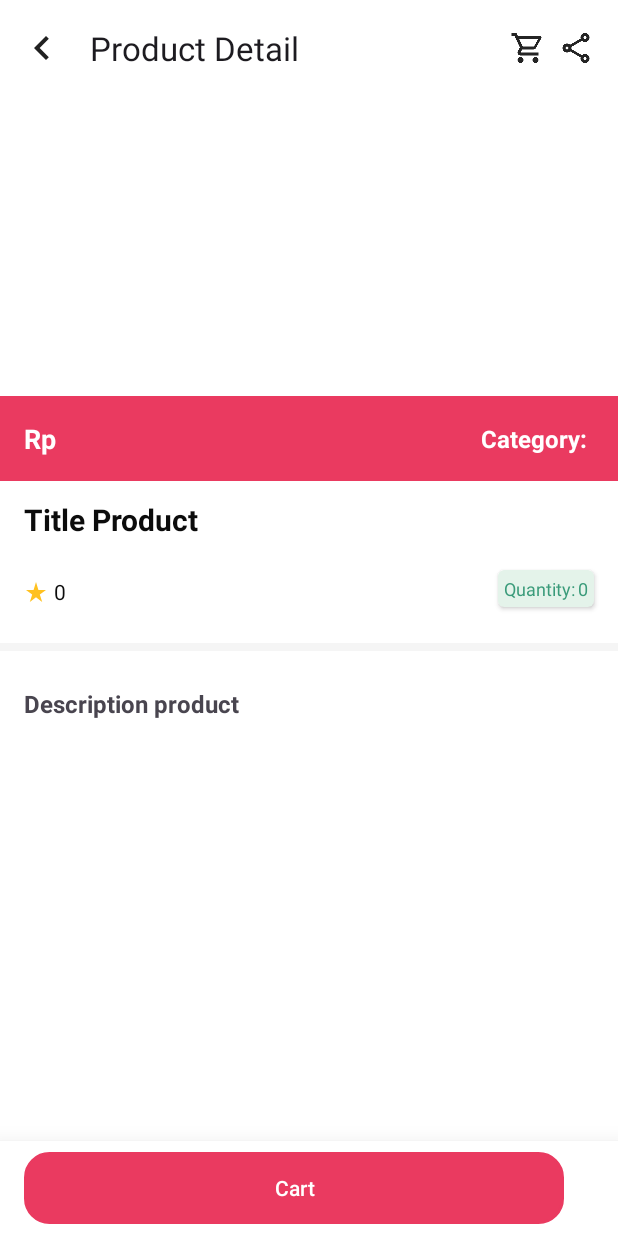
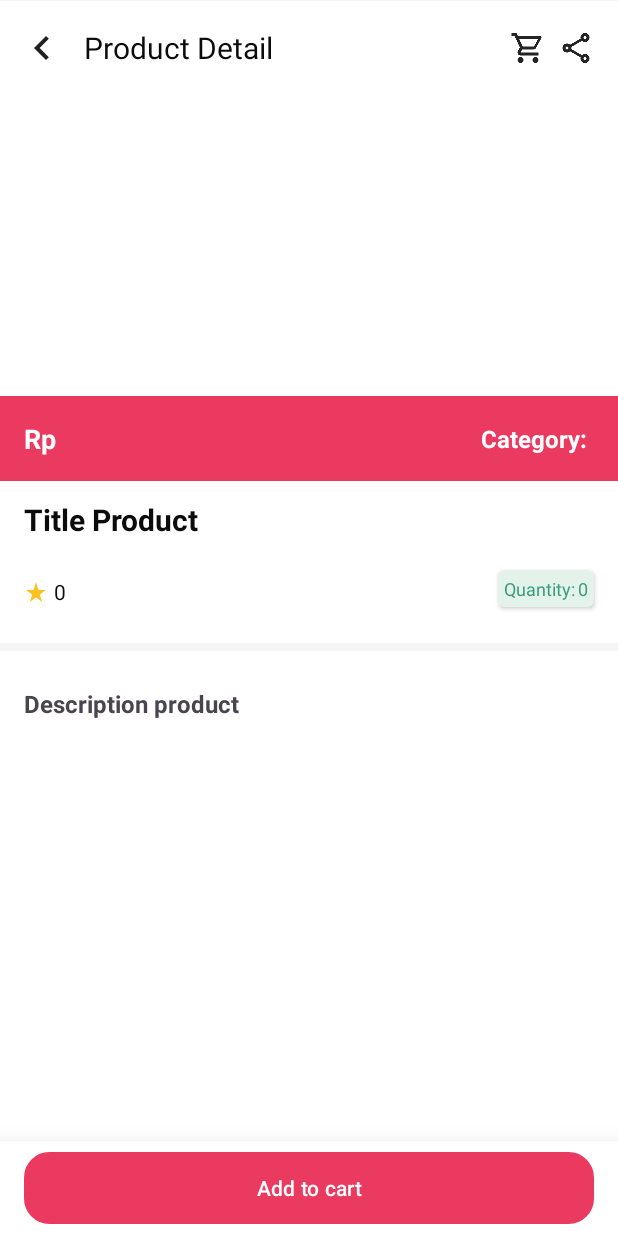
Before and after one commit to Hansen50/Final_Project_Assignment_HansenBillyRamades, an Android app: the ProductDetailActivity screen opened directly, with no data from a screen before it, on a phone screen of 412 x 824 dp. Run offline under Robolectric (Android 15) with nearby library versions, the phone set to English and light mode, and no system bars; our stand-ins replace Dagger/Hilt's generated code, Firebase (no records; nobody signed in at launch, a user with empty details on screens opened directly), Room's generated code; network calls fail; pictures from the network do not load.

Commit message:
Fourth Commit

```diff
--- a/app/src/main/java/com/example/final_project_assignment_hansenbillyramades/domain/model/TransactionOrderDetail.kt
+++ b/app/src/main/java/com/example/final_project_assignment_hansenbillyramades/domain/model/TransactionOrderDetail.kt
@@ -16,5 +16,6 @@ data class TransactionOrderDetail(
         val name: String,
         val price: Int,
         val quantity: Int,
+        val image: String
     ) : Parcelable
 }
--- a/app/src/main/java/com/example/final_project_assignment_hansenbillyramades/domain/repository/TransactionOrderRepositoryImpl.kt
+++ b/app/src/main/java/com/example/final_project_assignment_hansenbillyramades/domain/repository/TransactionOrderRepositoryImpl.kt
@@ -48,7 +48,8 @@ fun TransactionOrderDetailResponse.Data.Detail.OdProduct.toDomainModel(): Transa
         id = this.id ?: 0,
         name = this.name.orEmpty(),
         price = this.price ?: 0,
-        quantity = this.quantity ?: 0
+        quantity = this.quantity ?: 0,
+        image = this.imageUrl?.pdImageUrl.orEmpty(),
     )
 }
 
--- a/app/src/main/java/com/example/final_project_assignment_hansenbillyramades/presentation/adapter/ItemProductsTransactionOrderDetailAdapter.kt
+++ b/app/src/main/java/com/example/final_project_assignment_hansenbillyramades/presentation/adapter/ItemProductsTransactionOrderDetailAdapter.kt
@@ -42,6 +42,11 @@ class ItemProductsTransactionOrderDetailAdapter(
         holder.binding.tvTitleProduct.text = order.name
         holder.binding.tvPrice.text = formattedPrice
         holder.binding.tvQuantityTransactionDetailNumber.text = "${order.quantity}"
+
+        Glide.with(holder.itemView.context)
+            .load(order.image)
+//            .placeholder(R.drawable.placeholder_image)
+            .into(holder.binding.ivProduct)
     }
 
 
--- a/app/src/main/java/com/example/final_project_assignment_hansenbillyramades/presentation/ui/activity/CategoryProductActivity.kt
+++ b/app/src/main/java/com/example/final_project_assignment_hansenbillyramades/presentation/ui/activity/CategoryProductActivity.kt
@@ -88,8 +88,6 @@ class CategoryProductActivity : AppCompatActivity(), ItemProductListener {
                         binding.shimmerLayout.startShimmer()
                         binding.shimmerLayout.isVisible = true
                         binding.rvProductsCategory.isVisible = false
-                        Toast.makeText(this@CategoryProductActivity, "Loading", Toast.LENGTH_SHORT)
-                            .show()
                     }
 
                     is ProductsState.Success -> {
--- a/app/src/main/java/com/example/final_project_assignment_hansenbillyramades/presentation/ui/activity/CheckoutActivity.kt
+++ b/app/src/main/java/com/example/final_project_assignment_hansenbillyramades/presentation/ui/activity/CheckoutActivity.kt
@@ -42,6 +42,8 @@ class CheckoutActivity : AppCompatActivity(), ItemCartListener {
         supportActionBar?.title = "Checkout"
 
         cartRecyclerView()
+        viewModel.loadCart()
+        observeTotalPrice()
 
         lifecycleScope.launch {
             viewModel.cartState.collect { cartState ->
@@ -64,9 +66,6 @@ class CheckoutActivity : AppCompatActivity(), ItemCartListener {
                 }
             }
         }
-
-        viewModel.loadCart()
-        observeTotalPrice()
 
         binding.cardMenuAddress.setOnClickListener {
             val intent = Intent(this@CheckoutActivity, ChooseAddressActivity::class.java)
--- a/app/src/main/java/com/example/final_project_assignment_hansenbillyramades/presentation/ui/activity/ProductDetailActivity.kt
+++ b/app/src/main/java/com/example/final_project_assignment_hansenbillyramades/presentation/ui/activity/ProductDetailActivity.kt
@@ -35,12 +35,12 @@ class ProductDetailActivity : AppCompatActivity() {
         supportActionBar?.setDisplayHomeAsUpEnabled(true)
         supportActionBar?.setDisplayShowHomeEnabled(true)
         supportActionBar?.setHomeAsUpIndicator(R.drawable.baseline_chevron_left_32)
-        supportActionBar?.title = "Product Detail"
 
         val productId = intent.getIntExtra("id_product", 0)
         Log.d("ProductDetailActivity", "Product ID: $productId")
 
         binding.ivCart.setOnClickListener {
+            Log.d("ProductDetailActivity", "ivCart clicked")
             val intent = Intent(this@ProductDetailActivity, MainActivity::class.java)
             intent.putExtra("navigateTo", "MyCartFragment")
             startActivity(intent)
@@ -102,7 +102,7 @@ class ProductDetailActivity : AppCompatActivity() {
                     viewModel.addCart(cart)
                     Toast.makeText(
                         this@ProductDetailActivity,
-                        "${product.name} Success added to cart",
+                        "Success added to cart",
                         Toast.LENGTH_SHORT
                     ).show()
                     val intent = Intent(this@ProductDetailActivity, MainActivity::class.java)
--- a/app/src/main/java/com/example/final_project_assignment_hansenbillyramades/presentation/ui/activity/SearchProductsActivity.kt
+++ b/app/src/main/java/com/example/final_project_assignment_hansenbillyramades/presentation/ui/activity/SearchProductsActivity.kt
@@ -82,8 +82,6 @@ class SearchProductsActivity : AppCompatActivity(), ItemProductListener {
                         binding.shimmerLayout.startShimmer()
                         binding.shimmerLayout.isVisible = true
                         binding.rvProducts.isVisible = false
-                        Toast.makeText(this@SearchProductsActivity, "Loading", Toast.LENGTH_SHORT)
-                            .show()
                     }
 
                     is ProductsState.Success -> {
--- a/app/src/main/java/com/example/final_project_assignment_hansenbillyramades/presentation/ui/activity/TransactionOrderDetailActivity.kt
+++ b/app/src/main/java/com/example/final_project_assignment_hansenbillyramades/presentation/ui/activity/TransactionOrderDetailActivity.kt
@@ -29,7 +29,6 @@ import java.util.Locale
 class TransactionOrderDetailActivity : AppCompatActivity() {
     private lateinit var binding: ActivityTransactionOrderDetailBinding
     private val viewModel: TransactionOrderDetailViewModel by viewModels()
-    private lateinit var adapter: ItemProductsTransactionOrderDetailAdapter
 
     override fun onCreate(savedInstanceState: Bundle?) {
         super.onCreate(savedInstanceState)
--- a/app/src/main/java/com/example/final_project_assignment_hansenbillyramades/presentation/ui/fragment/HomeFragment.kt
+++ b/app/src/main/java/com/example/final_project_assignment_hansenbillyramades/presentation/ui/fragment/HomeFragment.kt
@@ -97,8 +97,7 @@ class HomeFragment : Fragment(), ItemProductListener {
 
                     if (!isLoading && totalItemCount <= (lastVisibleItemPosition + 5)) {
                         isLoading = true
-                        viewModel.increaseLimit()
-                        viewModel.loadAllProducts(null, viewModel.currentLimit)
+                        viewModel.loadAllProducts(null, null)
                     }
                 }
             })
@@ -123,8 +122,6 @@ class HomeFragment : Fragment(), ItemProductListener {
                                 binding.shimmerLayout.isVisible = true
                                 binding.rvProducts.isVisible = false
                                 binding.swipeRefreshLayout.isRefreshing = true
-                                Toast.makeText(requireContext(), "Loading", Toast.LENGTH_SHORT)
-                                    .show()
                             }
 
                             is ProductsState.Success -> {
--- a/app/src/main/res/layout/activity_product_detail.xml
+++ b/app/src/main/res/layout/activity_product_detail.xml
@@ -13,12 +13,29 @@
         android:id="@+id/toolbar_product_detail"
         android:layout_width="match_parent"
         android:layout_height="wrap_content"
-        android:elevation="8dp"
+        android:background="@drawable/bottom_nav_background"
         app:layout_constraintBottom_toTopOf="@id/nested_scroll_view"
         app:layout_constraintEnd_toEndOf="parent"
         app:layout_constraintStart_toStartOf="parent"
         app:layout_constraintTop_toTopOf="parent"
-        app:layout_scrollFlags="scroll|enterAlways|enterAlwaysCollapsed" />
+        app:layout_scrollFlags="scroll|enterAlways|enterAlwaysCollapsed">
+
+        <androidx.constraintlayout.widget.ConstraintLayout
+            android:layout_width="match_parent"
+            android:layout_height="wrap_content">
+
+            <TextView
+                android:id="@+id/toolbar_title"
+                android:layout_width="0dp"
+                android:layout_height="wrap_content"
+                android:text="Product Detail"
+                android:textColor="@color/oil_black"
+                android:textSize="20sp"
+                android:textStyle="normal"
+                app:layout_constraintStart_toStartOf="parent"
+                app:layout_constraintTop_toTopOf="parent"
+                app:layout_constraintBottom_toBottomOf="parent"
+                app:layout_constraintEnd_toStartOf="@id/iv_cart"/>
 
             <ImageView
                 android:id="@+id/iv_cart"
@@ -26,9 +43,9 @@
                 android:layout_height="24dp"
                 android:layout_marginEnd="8dp"
                 android:src="@drawable/ic_cart_outline"
-        app:layout_constraintBottom_toBottomOf="@id/toolbar_product_detail"
                 app:layout_constraintEnd_toStartOf="@id/iv_share"
-        app:layout_constraintTop_toTopOf="@id/toolbar_product_detail" />
+                app:layout_constraintBottom_toBottomOf="parent"
+                app:layout_constraintTop_toTopOf="parent" />
 
             <ImageView
                 android:id="@+id/iv_share"
@@ -36,9 +53,14 @@
                 android:layout_height="24dp"
                 android:layout_marginEnd="16dp"
                 android:src="@drawable/ic_share_outline"
-        app:layout_constraintBottom_toBottomOf="@id/toolbar_product_detail"
                 app:layout_constraintEnd_toEndOf="parent"
-        app:layout_constraintTop_toTopOf="@id/toolbar_product_detail" />
+                app:layout_constraintBottom_toBottomOf="parent"
+                app:layout_constraintTop_toTopOf="parent" />
+
+        </androidx.constraintlayout.widget.ConstraintLayout>
+
+    </androidx.appcompat.widget.Toolbar>
+
 
     <androidx.core.widget.NestedScrollView
         android:id="@+id/nested_scroll_view"
@@ -260,9 +282,8 @@
             android:id="@+id/btn_cart"
             android:layout_width="0dp"
             android:layout_height="wrap_content"
-            android:layout_marginEnd="20dp"
             android:background="@drawable/button_background_secondary"
-            android:text="Cart"
+            android:text="Add to cart"
             app:layout_constraintBottom_toBottomOf="parent"
             app:layout_constraintEnd_toEndOf="parent"
             app:layout_constraintStart_toStartOf="parent"
--- a/app/src/main/res/layout/fragment_my_cart.xml
+++ b/app/src/main/res/layout/fragment_my_cart.xml
@@ -18,7 +18,6 @@
         app:layout_constraintEnd_toEndOf="parent"
         app:layout_constraintStart_toStartOf="parent"
         app:layout_constraintTop_toTopOf="parent"
-        app:layout_constraintBottom_toTopOf="@id/rv_cart"
         app:layout_scrollFlags="scroll|enterAlways|enterAlwaysCollapsed" />
 
 
--- a/app/src/main/res/layout/list_item_product_transaction_order.xml
+++ b/app/src/main/res/layout/list_item_product_transaction_order.xml
@@ -18,6 +18,7 @@
             android:layout_height="80dp"
             app:layout_constraintStart_toStartOf="parent"
             app:layout_constraintTop_toTopOf="parent"
+            android:scaleType="fitCenter"
             app:layout_constraintBottom_toBottomOf="parent"
             app:layout_constraintEnd_toStartOf="@id/tv_title_product"
             app:shapeAppearanceOverlay="@style/ShapeAppearanceOverlay.App.CornerSize10Percent"
```
Also changed, not shown: app/src/main/java/com/example/final_project_assignment_hansenbillyramades/data/model/TransactionOrderDetailResponse.kt (+8 -1 lines), app/src/main/java/com/example/final_project_assignment_hansenbillyramades/presentation/ui/fragment/MyCartFragment.kt (+31 -39 lines), app/src/main/java/com/example/final_project_assignment_hansenbillyramades/presentation/viewModel/CheckoutViewModel.kt (+5 -16 lines), app/src/main/java/com/example/final_project_assignment_hansenbillyramades/presentation/viewModel/HomeViewModel.kt (+5 -8 lines), app/src/main/java/com/example/final_project_assignment_hansenbillyramades/presentation/viewModel/MyCartViewModel.kt (+23 -41 lines). Lines whose indentation alone changed are shown as unchanged.
